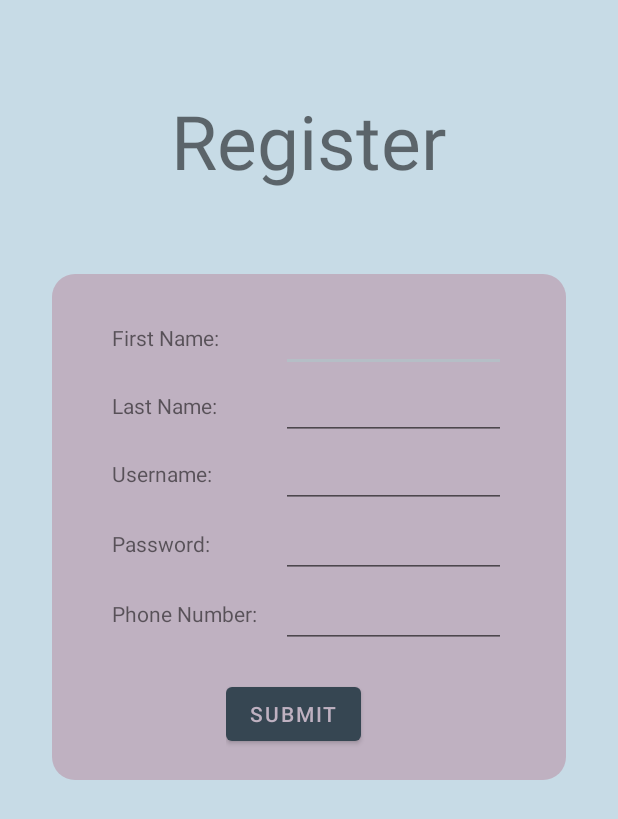
After one commit to MarkoErdelji/TopGoApp, an Android app: the PassengerRegisterActivity screen opened directly, with no data from a screen before it, on a phone screen of 412 x 824 dp. The commit adds this screen. Shown: the top 819 px of the screen. Run offline under Robolectric (Android 15) with nearby library versions, the phone set to English and light mode, and no system bars.

Commit message:
feat: Added passenger register activity

```diff
--- a/app/src/main/AndroidManifest.xml
+++ b/app/src/main/AndroidManifest.xml
@@ -12,6 +12,13 @@
         android:supportsRtl="true"
         android:theme="@style/Theme.UberApp_Tim6"
         tools:targetApi="31">
+        <activity
+            android:name=".passenger.PassengerRegisterActivity"
+            android:exported="false">
+            <meta-data
+                android:name="android.app.lib_name"
+                android:value="" />
+        </activity>
         <activity
             android:name=".activities.MessageDetailActivity"
             android:exported="false">
--- /dev/null
+++ b/app/src/main/java/com/example/uberapp_tim6/passenger/PassengerRegisterActivity.java
@@ -0,0 +1,16 @@
+package com.example.uberapp_tim6.passenger;
+
+import androidx.appcompat.app.AppCompatActivity;
+
+import android.os.Bundle;
+
+import com.example.uberapp_tim6.R;
+
+public class PassengerRegisterActivity extends AppCompatActivity {
+
+    @Override
+    protected void onCreate(Bundle savedInstanceState) {
+        super.onCreate(savedInstanceState);
+        setContentView(R.layout.activity_passenger_register);
+    }
+}
--- /dev/null
+++ b/app/src/main/res/layout/activity_passenger_register.xml
@@ -0,0 +1,165 @@
+<?xml version="1.0" encoding="utf-8"?>
+<androidx.constraintlayout.widget.ConstraintLayout xmlns:android="http://schemas.android.com/apk/res/android"
+    xmlns:app="http://schemas.android.com/apk/res-auto"
+    xmlns:tools="http://schemas.android.com/tools"
+    android:layout_width="match_parent"
+    android:layout_height="match_parent"
+    tools:context=".passenger.PassengerRegisterActivity">
+
+    <RelativeLayout
+        android:layout_width="match_parent"
+        android:layout_height="match_parent">
+
+        <TextView
+            android:id="@+id/registerText"
+            android:layout_width="wrap_content"
+            android:layout_height="wrap_content"
+            android:layout_centerHorizontal="true"
+            android:layout_marginTop="60sp"
+            android:layout_marginBottom="40sp"
+            android:text="@string/register"
+            android:textSize="50sp" />
+
+        <RelativeLayout
+            android:layout_width="wrap_content"
+            android:layout_height="wrap_content"
+            android:layout_below="@id/registerText"
+            android:layout_centerHorizontal="true"
+            android:background="@drawable/round_edges_layout"
+            android:layout_marginTop="15sp"
+            android:padding="20sp"
+            android:paddingStart="40dp"
+            android:paddingEnd="40dp"
+            tools:ignore="RtlSymmetry">
+
+            <RelativeLayout
+                android:id="@+id/nameLayout"
+                android:layout_width="wrap_content"
+                android:layout_height="wrap_content"
+                android:layout_centerHorizontal="true">
+
+                <TextView
+                    android:id="@+id/nameText"
+                    android:layout_width="97sp"
+                    android:layout_height="wrap_content"
+                    android:layout_centerVertical="true"
+                    android:layout_marginEnd="15sp"
+                    android:text="@string/first_name" />
+
+                <EditText
+                    android:id="@+id/nameTextBox"
+                    android:layout_width="150sp"
+                    android:layout_height="wrap_content"
+                    android:layout_toEndOf="@id/nameText"
+                    android:inputType="textPassword" />
+            </RelativeLayout>
+
+            <RelativeLayout
+                android:id="@+id/surnameLayout"
+                android:layout_width="wrap_content"
+                android:layout_height="wrap_content"
+                android:layout_below="@id/nameLayout"
+                android:layout_centerHorizontal="true">
+
+                <TextView
+                    android:id="@+id/surnameText"
+                    android:layout_width="97sp"
+                    android:layout_height="wrap_content"
+                    android:layout_centerVertical="true"
+                    android:layout_marginEnd="15sp"
+                    android:text="@string/last_name" />
+
+                <EditText
+                    android:id="@+id/surnameTextBox"
+                    android:layout_width="150sp"
+                    android:layout_height="wrap_content"
+                    android:layout_toEndOf="@id/surnameText"
+                    android:inputType="textPassword" />
+            </RelativeLayout>
+
+            <RelativeLayout
+                android:id="@+id/usernameLayout"
+                android:layout_width="wrap_content"
+                android:layout_height="wrap_content"
+                android:layout_below="@id/surnameLayout">
+
+                <TextView
+                    android:id="@+id/usernameText"
+                    android:layout_width="97sp"
+                    android:layout_height="wrap_content"
+                    android:layout_centerVertical="true"
+                    android:layout_marginEnd="15sp"
+                    android:text="@string/username" />
+
+                <EditText
+                    android:id="@+id/usernameTextBox"
+                    android:layout_width="150sp"
+                    android:layout_height="wrap_content"
+                    android:layout_toEndOf="@id/usernameText" />
+            </RelativeLayout>
+
+            <RelativeLayout
+                android:id="@+id/passwordLayout"
+                android:layout_width="wrap_content"
+                android:layout_height="wrap_content"
+                android:layout_below="@id/usernameLayout"
+                android:layout_marginTop="1dp">
+
+                <TextView
+                    android:id="@+id/passwordText"
+                    android:layout_width="97sp"
+                    android:layout_height="wrap_content"
+                    android:layout_centerVertical="true"
+                    android:layout_marginEnd="15sp"
+                    android:text="@string/password" />
+
+                <EditText
+                    android:id="@+id/paswordTextBox"
+                    android:layout_width="150sp"
+                    android:layout_height="wrap_content"
+                    android:layout_toEndOf="@id/passwordText"
+                    android:inputType="textPassword" />
+            </RelativeLayout>
+
+            <RelativeLayout
+                android:id="@+id/phoneNumberLayout"
+                android:layout_width="wrap_content"
+                android:layout_height="wrap_content"
+                android:layout_below="@id/passwordLayout"
+                android:layout_marginTop="1dp">
+
+                <TextView
+                    android:id="@+id/phoneNumberText"
+                    android:layout_width="97sp"
+                    android:layout_height="wrap_content"
+                    android:layout_centerVertical="true"
+                    android:layout_marginEnd="15sp"
+                    android:text="Phone Number:" />
+
+                <EditText
+                    android:id="@+id/phoneNumberTextBox"
+                    android:layout_width="150sp"
+                    android:layout_height="wrap_content"
+                    android:layout_toEndOf="@id/phoneNumberText"
+                    android:inputType="phone" />
+            </RelativeLayout>
+
+            <RelativeLayout
+                android:layout_width="wrap_content"
+                android:layout_height="wrap_content"
+                android:layout_below="@id/phoneNumberLayout"
+                android:layout_centerHorizontal="true"
+                android:layout_marginTop="20sp">
+
+                <Button
+                    android:id="@+id/loginButton"
+                    android:layout_width="wrap_content"
+                    android:layout_height="wrap_content"
+                    android:layout_marginEnd="20sp"
+                    android:text="@string/submit" />
+            </RelativeLayout>
+
+        </RelativeLayout>
+    </RelativeLayout>
+
+</androidx.constraintlayout.widget.ConstraintLayout>
--- a/app/src/main/res/values/strings.xml
+++ b/app/src/main/res/values/strings.xml
@@ -7,7 +7,7 @@
     <string name="hello_blank_fragment">Hello blank fragment</string>
     <string name="welcome">Welcome!</string>
     <string name="topgo">TopGo</string>
-    <string name="username">Username</string>
+    <string name="username">Username:</string>
     <string name="password">Password:</string>
     <string name="login">Login</string>
     <string name="rlogin">RLogin</string>
@@ -15,4 +15,8 @@
     <string name="text">Text</string>
     <string name="messageText">Text</string>
     <string name="textMsg">Text</string>
+    <string name="register">Register</string>
+    <string name="submit">Submit</string>
+    <string name="last_name">Last Name:</string>
+    <string name="first_name">First Name:</string>
 </resources>
```
